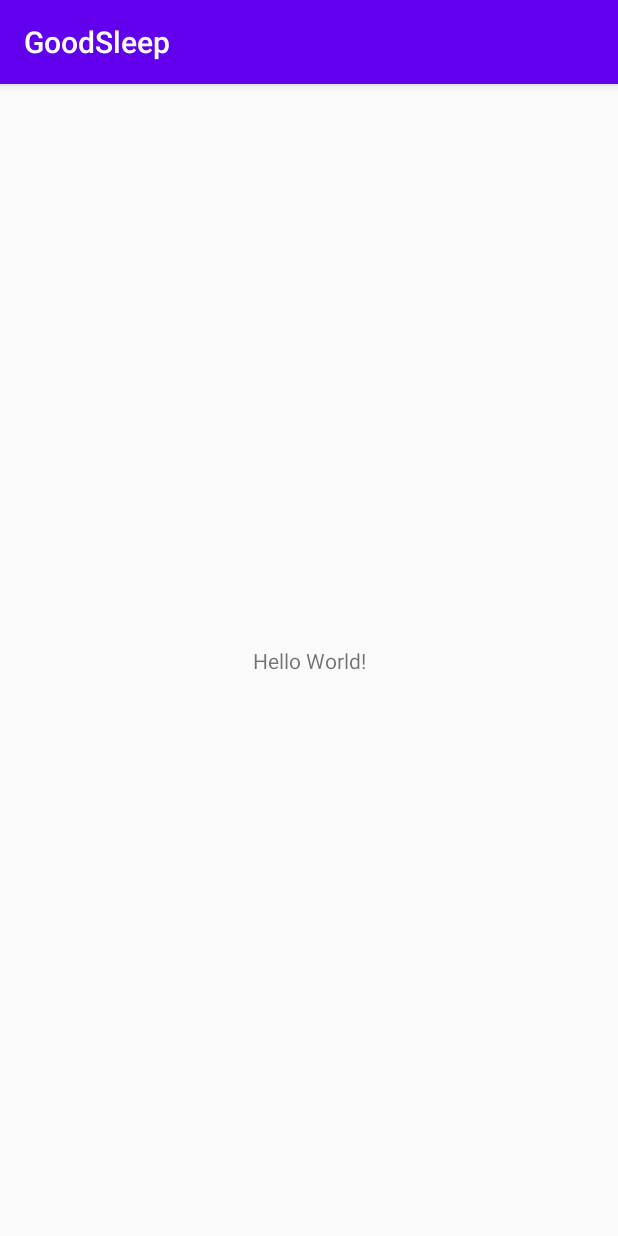
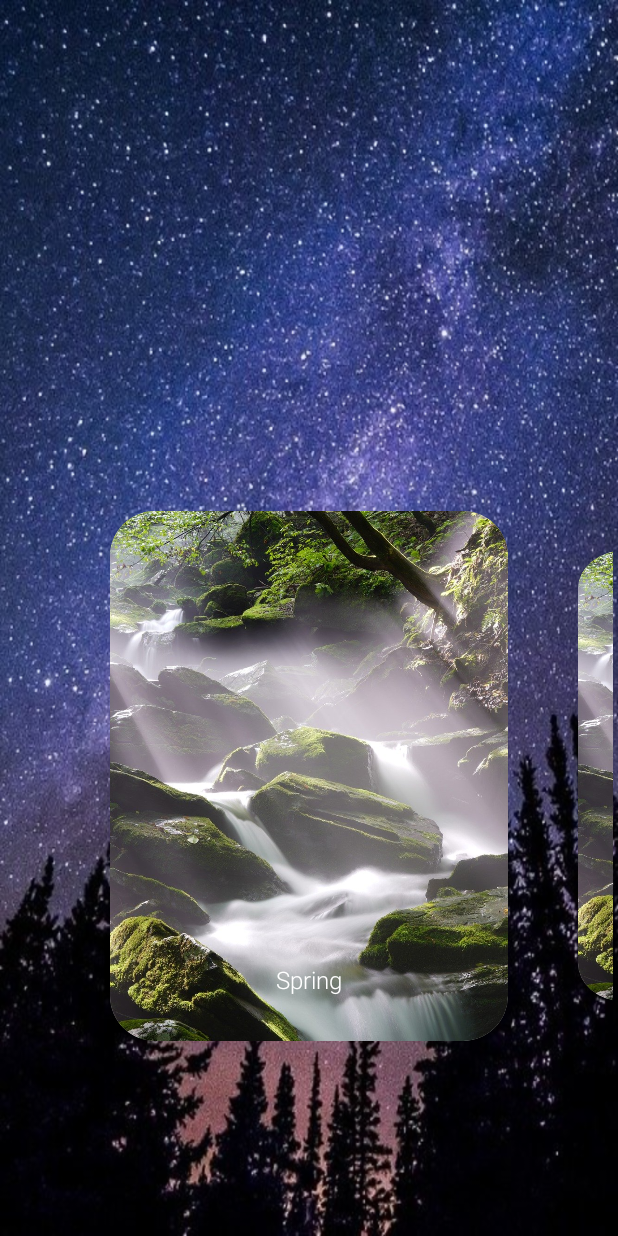
Before and after one commit to ShevkoMarina/GoodSleep, an Android app: the screen it shows after launch (MainActivity), on a phone screen of 412 x 824 dp. Run offline under Robolectric (Android 15) with nearby library versions, the phone set to English and light mode, and no system bars.

Commit message:
Main menu added

```diff
--- a/app/build.gradle
+++ b/app/build.gradle
@@ -26,6 +26,8 @@ dependencies {
     implementation fileTree(dir: "libs", include: ["*.jar"])
     implementation 'androidx.appcompat:appcompat:1.1.0'
     implementation 'androidx.constraintlayout:constraintlayout:1.1.3'
+    implementation 'androidx.viewpager2:viewpager2:1.0.0'
+    implementation 'androidx.cardview:cardview:1.0.0'
     testImplementation 'junit:junit:4.12'
     androidTestImplementation 'androidx.test.ext:junit:1.1.1'
     androidTestImplementation 'androidx.test.espresso:espresso-core:3.2.0'
--- a/app/src/main/AndroidManifest.xml
+++ b/app/src/main/AndroidManifest.xml
@@ -8,7 +8,7 @@
         android:label="@string/app_name"
         android:roundIcon="@mipmap/ic_launcher_round"
         android:supportsRtl="true"
-        android:theme="@style/AppTheme">
+        android:theme="@style/Theme.AppCompat.DayNight.NoActionBar">
         <activity android:name=".MainActivity">
             <intent-filter>
                 <action android:name="android.intent.action.MAIN" />
--- a/app/src/main/java/com/example/goodsleep/MainActivity.java
+++ b/app/src/main/java/com/example/goodsleep/MainActivity.java
@@ -1,14 +1,119 @@
 package com.example.goodsleep;
 
+import androidx.annotation.NonNull;
 import androidx.appcompat.app.AppCompatActivity;
+import androidx.recyclerview.widget.RecyclerView;
+import androidx.viewpager2.widget.CompositePageTransformer;
+import androidx.viewpager2.widget.MarginPageTransformer;
+import androidx.viewpager2.widget.ViewPager2;
 
+import android.media.MediaPlayer;
 import android.os.Bundle;
+import android.view.View;
+import android.widget.Button;
+import android.widget.Toast;
+
+import java.util.ArrayList;
+import java.util.List;
 
 public class MainActivity extends AppCompatActivity {
+
+    private ViewPager2 viewPager2;
+    private
+    MediaPlayer mPlayer1, mPlayer2;
+    Button startButton1, startButton2, endButton1, endButton2;
 
     @Override
     protected void onCreate(Bundle savedInstanceState) {
         super.onCreate(savedInstanceState);
         setContentView(R.layout.activity_main);
+
+        viewPager2 = findViewById(R.id.view_pager_slider);
+
+        List<SliderItem> sliderItems = new ArrayList<>();
+
+        // Here we can upload images on server and receive JSON but I am a lazy bitch
+        sliderItems.add(new SliderItem(R.drawable.image1, "Spring"));
+        sliderItems.add(new SliderItem(R.drawable.image1, "Forest"));
+        sliderItems.add(new SliderItem(R.drawable.image1, "Spring"));
+        sliderItems.add(new SliderItem(R.drawable.image1, "Spring"));
+        sliderItems.add(new SliderItem(R.drawable.image1, "Spring"));
+        sliderItems.add(new SliderItem(R.drawable.image1, "Spring"));
+
+        viewPager2.setAdapter(new SliderAdapter(sliderItems, viewPager2));
+        viewPager2.setClipToPadding(false);
+        viewPager2.setClipChildren(false);
+        viewPager2.setOffscreenPageLimit(3);
+        viewPager2.getChildAt(0).setOverScrollMode(RecyclerView.OVER_SCROLL_NEVER);
+
+        CompositePageTransformer compositePageTransformer = new CompositePageTransformer();
+        compositePageTransformer.addTransformer(new MarginPageTransformer(40));
+        compositePageTransformer.addTransformer(new ViewPager2.PageTransformer() {
+            @Override
+            public void transformPage(@NonNull View page, float position) {
+                float r = 1 - Math.abs(position);
+                page.setScaleY(0.85f + r * 0.15f);
+            }
+        });
+
+        viewPager2.setPageTransformer(compositePageTransformer);
+
+
+
+        /*
+        startButton1 = findViewById(R.id.s1);
+        startButton2 = findViewById(R.id.s2);
+        endButton1 = findViewById(R.id.e1);
+        endButton2 = findViewById(R.id.e2);
+
+
+         */
+        mPlayer1 = MediaPlayer.create(this, R.raw.kukushka);
+        mPlayer2 = MediaPlayer.create(this, R.raw.pribojj);
+
+
+        mPlayer2.setOnCompletionListener(new MediaPlayer.OnCompletionListener() {
+            @Override
+            public void onCompletion(MediaPlayer mp) {
+                stopPlay2();
+            }
+        });
+
+        mPlayer1.setOnCompletionListener(new MediaPlayer.OnCompletionListener() {
+            @Override
+            public void onCompletion(MediaPlayer mp) {
+                stopPlay1();
+            }
+        });
+    }
+
+    private void stopPlay1(){
+        mPlayer1.stop();
+        try {
+            mPlayer1.prepare();
+            mPlayer1.seekTo(0);
+        }
+        catch (Throwable t) {
+            Toast.makeText(this, t.getMessage(), Toast.LENGTH_SHORT).show();
+        }
+    }
+
+    private void stopPlay2(){
+        mPlayer2.stop();
+        try {
+            mPlayer1.prepare();
+            mPlayer1.seekTo(0);
+        }
+        catch (Throwable t) {
+            Toast.makeText(this, t.getMessage(), Toast.LENGTH_SHORT).show();
+        }
+    }
+
+    public void play1(View view){
+        mPlayer1.start();
+    }
+
+    public void play2(View view){
+        mPlayer2.start();
     }
 }
--- /dev/null
+++ b/app/src/main/java/com/example/goodsleep/SliderAdapter.java
@@ -0,0 +1,67 @@
+package com.example.goodsleep;
+
+import android.view.LayoutInflater;
+import android.view.View;
+import android.view.ViewGroup;
+import android.widget.ImageView;
+import android.widget.TextView;
+
+import androidx.annotation.NonNull;
+import androidx.cardview.widget.CardView;
+import androidx.recyclerview.widget.RecyclerView;
+import androidx.viewpager2.widget.ViewPager2;
+
+import java.util.List;
+
+public class SliderAdapter extends RecyclerView.Adapter<SliderAdapter.SliderViewHolder> {
+
+    private List<SliderItem> sliderItems;
+    private ViewPager2 vIewPager2;
+
+    public SliderAdapter(List<SliderItem> sliderItems, ViewPager2 vIewPager2) {
+        this.sliderItems = sliderItems;
+        this.vIewPager2 = vIewPager2;
+    }
+
+    static class SliderViewHolder extends RecyclerView.ViewHolder {
+        private ImageView imageView;
+        private TextView textView;
+
+        public SliderViewHolder(@NonNull View itemView) {
+             super(itemView);
+             imageView = itemView.findViewById(R.id.image_for_card);
+             textView = itemView.findViewById(R.id.text_for_card);
+        }
+
+        void setImage (SliderItem sliderItem) {
+            imageView.setImageResource(sliderItem.getImage());
+        }
+
+        void setText (SliderItem sliderItem) {
+            textView.setText(sliderItem.getText());
+        }
+    }
+
+    @NonNull
+    @Override
+    public SliderViewHolder onCreateViewHolder(@NonNull ViewGroup parent, int viewType) {
+        return new SliderViewHolder(
+                LayoutInflater.from(parent.getContext()).inflate(
+                        R.layout.slide_item,
+                        parent,
+                        false
+                )
+        );
+    }
+
+    @Override
+    public void onBindViewHolder(@NonNull SliderViewHolder holder, int position) {
+        holder.setImage(sliderItems.get(position));
+        holder.setText(sliderItems.get(position));
+    }
+
+    @Override
+    public int getItemCount() {
+        return sliderItems.size();
+    }
+}
--- /dev/null
+++ b/app/src/main/java/com/example/goodsleep/SliderItem.java
@@ -0,0 +1,19 @@
+package com.example.goodsleep;
+
+public class SliderItem {
+    private int image;
+    private String text;
+
+    SliderItem(int image, String text) {
+        this.image = image;
+        this.text = text;
+    }
+
+    public int getImage() {
+        return image;
+    }
+
+    public String getText() {
+        return text;
+    }
+}
--- /dev/null
+++ b/app/src/main/res/drawable/text_color.xml
@@ -0,0 +1,7 @@
+<?xml version="1.0" encoding="utf-8"?>
+<shape xmlns:android="http://schemas.android.com/apk/res/android">
+    <gradient
+        android:startColor="#E9C17A"
+        android:endColor="@android:color/white">
+    </gradient>
+</shape>
--- a/app/src/main/res/layout/activity_main.xml
+++ b/app/src/main/res/layout/activity_main.xml
@@ -4,15 +4,22 @@
     xmlns:tools="http://schemas.android.com/tools"
     android:layout_width="match_parent"
     android:layout_height="match_parent"
+    android:layout_gravity="center"
+    android:background="@drawable/main_back"
     tools:context=".MainActivity">
 
-    <TextView
-        android:layout_width="wrap_content"
-        android:layout_height="wrap_content"
-        android:text="Hello World!"
+
+    <androidx.viewpager2.widget.ViewPager2
+        android:id="@+id/view_pager_slider"
+        android:layout_width="405dp"
+        android:layout_height="613dp"
+        android:paddingLeft="60dp"
+        android:paddingTop="120dp"
+        android:paddingRight="60dp"
+        android:paddingBottom="120dp"
         app:layout_constraintBottom_toBottomOf="parent"
-        app:layout_constraintLeft_toLeftOf="parent"
-        app:layout_constraintRight_toRightOf="parent"
-        app:layout_constraintTop_toTopOf="parent" />
-
+        app:layout_constraintEnd_toEndOf="parent"
+        app:layout_constraintStart_toStartOf="parent"
+        app:layout_constraintTop_toTopOf="parent"
+        app:layout_constraintVertical_bias="1.0" />
 </androidx.constraintlayout.widget.ConstraintLayout>
--- /dev/null
+++ b/app/src/main/res/layout/slide_item.xml
@@ -0,0 +1,41 @@
+<?xml version="1.0" encoding="utf-8"?>
+<androidx.constraintlayout.widget.ConstraintLayout
+    android:id="@+id/slide_item_card"
+    xmlns:android="http://schemas.android.com/apk/res/android"
+    xmlns:app="http://schemas.android.com/apk/res-auto"
+    xmlns:tools="http://schemas.android.com/tools"
+    android:layout_width="match_parent"
+    android:layout_margin="10dp"
+    android:background="@android:color/transparent"
+    android:layout_height="match_parent">
+
+    <androidx.cardview.widget.CardView
+        android:id="@+id/cardView2"
+        android:layout_width="0dp"
+        app:cardCornerRadius="30dp"
+        android:layout_height="0dp"
+        android:background="@android:color/transparent"
+        app:layout_constraintBottom_toBottomOf="parent"
+        app:layout_constraintEnd_toEndOf="parent"
+        app:layout_constraintStart_toStartOf="parent"
+        app:layout_constraintTop_toTopOf="parent"
+        app:layout_constraintVertical_bias="0.23000002">
+
+        <ImageView
+            android:id="@+id/image_for_card"
+            android:layout_width="match_parent"
+            android:layout_height="match_parent"
+            android:scaleType="centerCrop" />
+
+        <TextView
+            android:id="@+id/text_for_card"
+            android:layout_width="wrap_content"
+            android:layout_height="wrap_content"
+            android:layout_gravity="bottom|center_horizontal"
+            android:textSize="16sp"
+            android:textColor="@android:color/white"
+            android:fontFamily="sans-serif-light"
+            android:layout_margin="30dp" />
+    </androidx.cardview.widget.CardView>
+
+</androidx.constraintlayout.widget.ConstraintLayout>
```
Also changed, not shown: app/src/main/res/drawable/image1.jpg (added), app/src/main/res/drawable/main_back.jpg (added), app/src/main/res/drawable/settings_icon.png (added), 2 other files.
